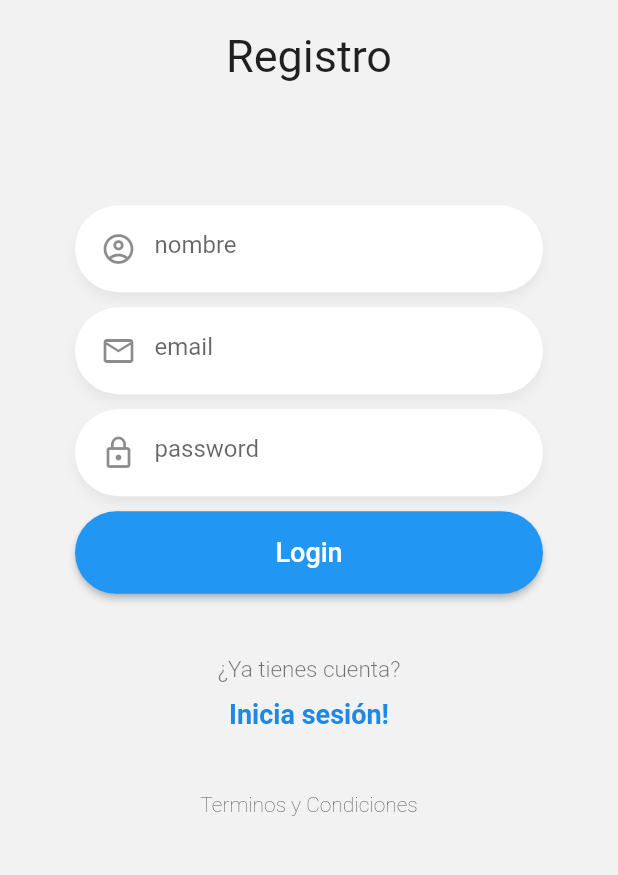
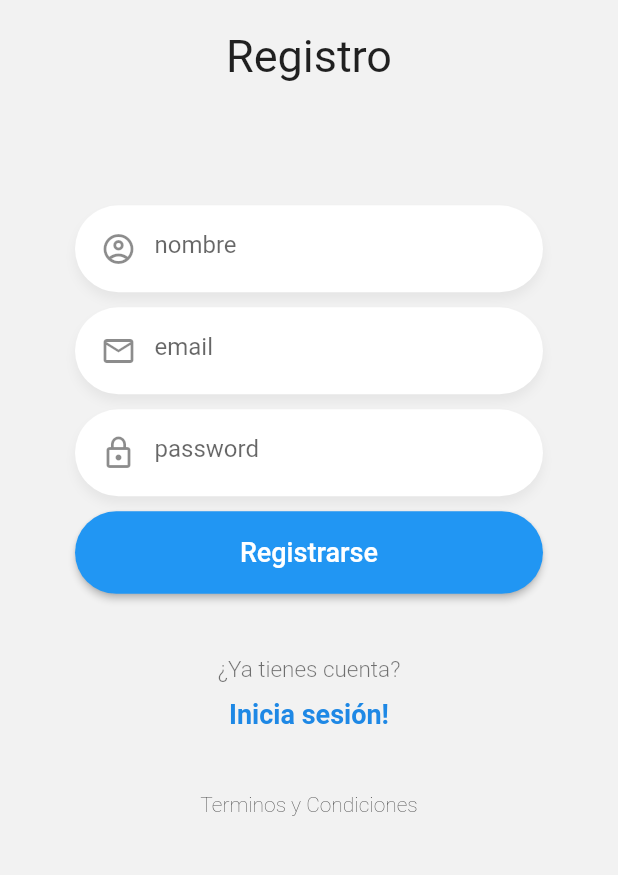
Before and after one commit to nestorcde/flutter-chat-app, a Flutter app: the RegisterPage screen opened by its route, on a phone screen of 412 x 824 dp, the part 251-1126 px from its top. Run offline on Flutter 3.47's test engine with Material 2 defaults, Android fonts, the phone set to English and light mode, and no system bars; our stand-ins replace flutter_secure_storage, pull_to_refresh, socket_io_client; accounts and stored records are empty; network calls fail.

Commit message:
-detalles de conexion

```diff
--- a/lib/global/environments.dart
+++ b/lib/global/environments.dart
@@ -6,12 +6,11 @@ import 'dart:io';
 
 class Environment {
    Uri apiUrl(String endpoint) =>    Uri(
-                          scheme: 'http',
-                          host: Platform.isAndroid ? '10.0.2.2' : 'localhost',
-                          port: 3000,
+                          scheme: 'https',
+                          host: 'chat-app-server-nestorcde.herokuapp.com',
                           path: '/api'+endpoint
                         );
-   String socketUrl() => Platform.isAndroid ? 'http://10.0.2.2:3000' : 'http://localhost:3000';
+   String socketUrl() => 'https://chat-app-server-nestorcde.herokuapp.com';
                       // Uri(
                       //     scheme: 'http',
                       //     host: Platform.isAndroid ? '10.0.2.2' : 'localhost',
--- a/lib/pages/chat_page.dart
+++ b/lib/pages/chat_page.dart
@@ -137,12 +137,12 @@ class _ChatPageState extends State<ChatPage> with TickerProviderStateMixin {
               child: Platform.isIOS ?
               CupertinoButton(
                 child: Text('Enviar'),
-                onPressed: (){}
+                onPressed: () => _handleSubmit(_textController.text),
               ):
               Container(
                 margin: EdgeInsets.symmetric(horizontal: 4.0),
                 child: IconButton(
-                  onPressed: (){},
+                  onPressed: () => _handleSubmit(_textController.text),
                   icon: Icon(Icons.send )
                 )
               )
--- a/lib/pages/loading_page.dart
+++ b/lib/pages/loading_page.dart
@@ -29,7 +29,7 @@ class LoadingPage extends StatelessWidget {
 
   Future checkLoginState(BuildContext context) async {
     final authService = Provider.of<AuthService>(context, listen:  false);
-    final socketService = Provider.of<SocketService>(context);
+    final socketService = Provider.of<SocketService>(context, listen: false);
     final autenticado = await authService.isLoggedIn();
 
     if(autenticado){
--- a/lib/pages/register_page.dart
+++ b/lib/pages/register_page.dart
@@ -86,7 +86,7 @@ class __FormState extends State<_Form> {
           ),
           BotonAzul(
             autenticando: authService.autenticando,
-            texto: 'Login',
+            texto: 'Registrarse',
             funcion: () async {
               FocusScope.of(context).unfocus();
                final registroOk = await authService.signIn(nombreController.text.trim(), emailController.text.trim(), passwordController.text.trim());
```
Also changed, not shown: 2 other files.
